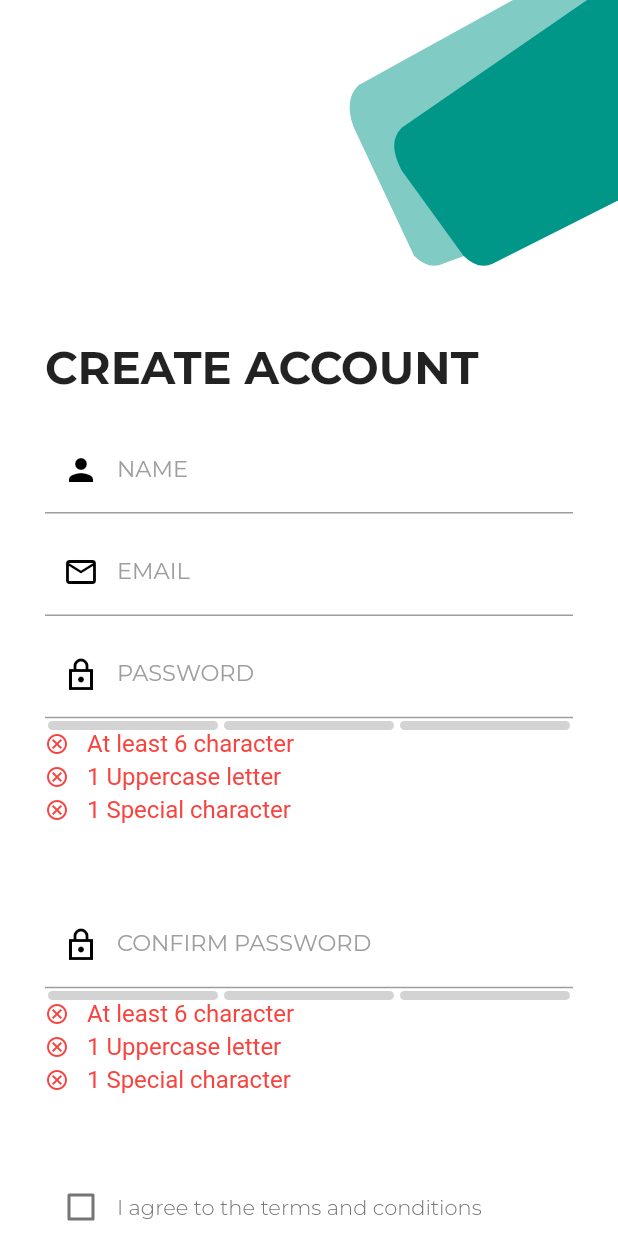
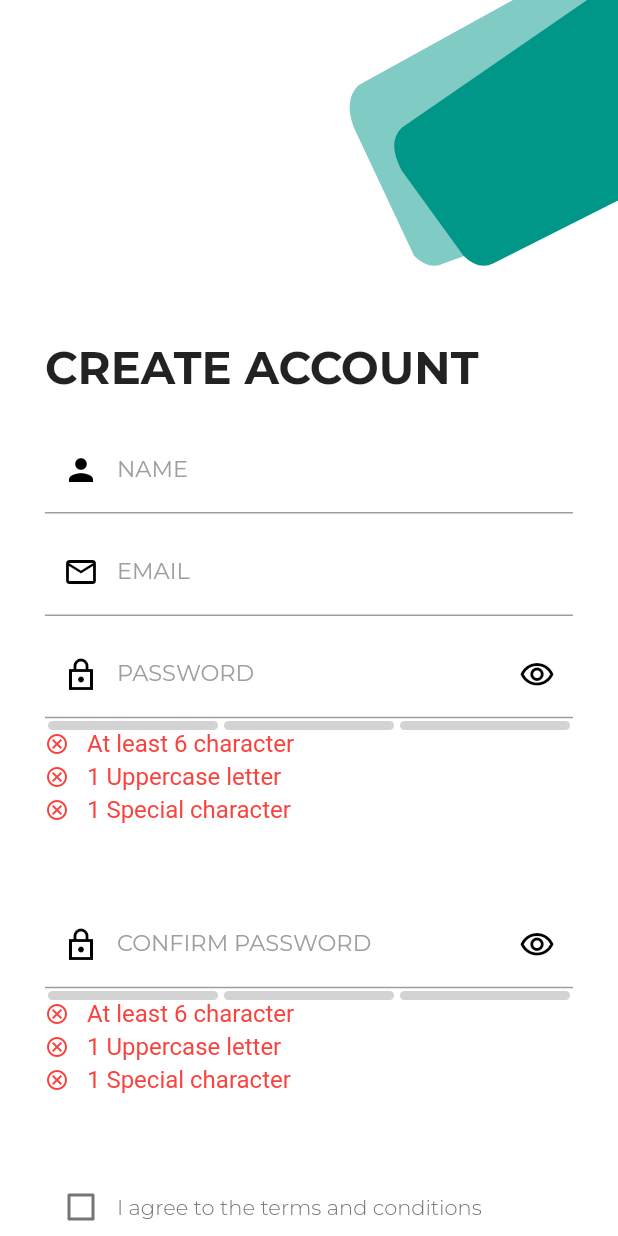
Before and after one commit to EmanEltokhy/idental, a Flutter app: the Signup screen opened directly, on a phone screen of 412 x 824 dp. Run offline on Flutter 3.47's test engine with Material 2 defaults, Android fonts, the phone set to English and light mode, and no system bars; drawn by our look-alikes of flutter_pw_validator; our stand-ins replace bloc, cloud_firestore, conditional_builder, email_validator, firebase_auth, firebase_core and 10 more; accounts and stored records are empty; network calls fail.

Commit message:
Password visibility

```diff
--- a/lib/modules/login/cubit/cubit.dart
+++ b/lib/modules/login/cubit/cubit.dart
@@ -24,6 +24,7 @@ class LoginCubit extends Cubit<LoginStates> {
 
   IconData suffix = Icons.visibility_outlined;
 
+
   bool isPassword = true;
 
   void changePasswordVisibility() {
--- a/lib/shared/components/components.dart
+++ b/lib/shared/components/components.dart
@@ -45,11 +45,12 @@ Widget defaultFormField({
   required String label,
   IconData? prefix,
   IconData? suffix,
-  Function? suffixPressed,
+ void Function()? suffixPressed,
   bool isClickable = true,
   TextStyle? style,
   GlobalKey<FormFieldState>? key,
   FloatingLabelBehavior? floatingLabelBehavior,
+
 
 
 
@@ -63,7 +64,6 @@ Widget defaultFormField({
       //     fontWeight: FontWeight.bold
       //
       // ),
-
       controller: controller,
       keyboardType: type,
       obscureText: isPassword,
@@ -82,7 +82,14 @@ Widget defaultFormField({
             borderSide: BorderSide(color: Colors.grey)),
         prefixIcon: Icon(prefix,
             color: Colors.black),
+suffixIcon: suffix!= null?
+IconButton(onPressed: suffixPressed,
+    icon: Icon(suffix,
+    color: Colors.black,),) : null,
+
       ),
+
+
     );
 
 Widget buildReportItem({
```
Also changed, not shown: lib/shared/cubits/cubits.dart (+0 -34 lines).
